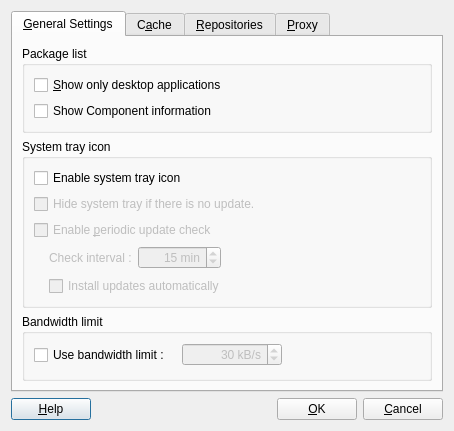
First picture: the form in kde/package-manager/manager/ui/settingsdialog.ui, repository pars-linux/uludag, before the edit.
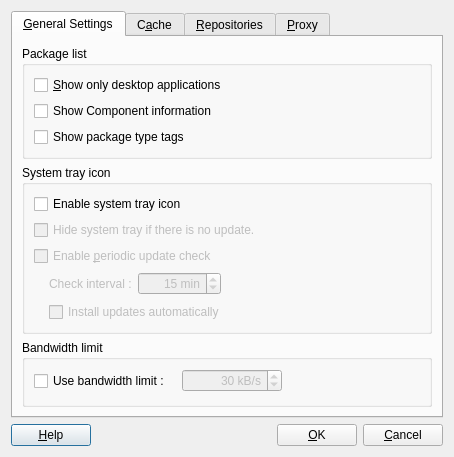
Second picture: the form after the edit. Icons and pictures are not drawn.

Commit message:
- Add option to show isa tags in package list
BUG:FIXED:15387

Diff of the .ui file:
```diff
--- a/kde/package-manager/manager/ui/settingsdialog.ui
+++ b/kde/package-manager/manager/ui/settingsdialog.ui
@@ -89,6 +89,13 @@
             </property>
            </widget>
           </item>
+          <item row="2" column="0">
+           <widget class="QCheckBox" name="showIsA">
+            <property name="text">
+             <string>Show package type tags</string>
+            </property>
+           </widget>
+          </item>
          </layout>
         </widget>
        </item>
```
The commit also changes 20 other files.
